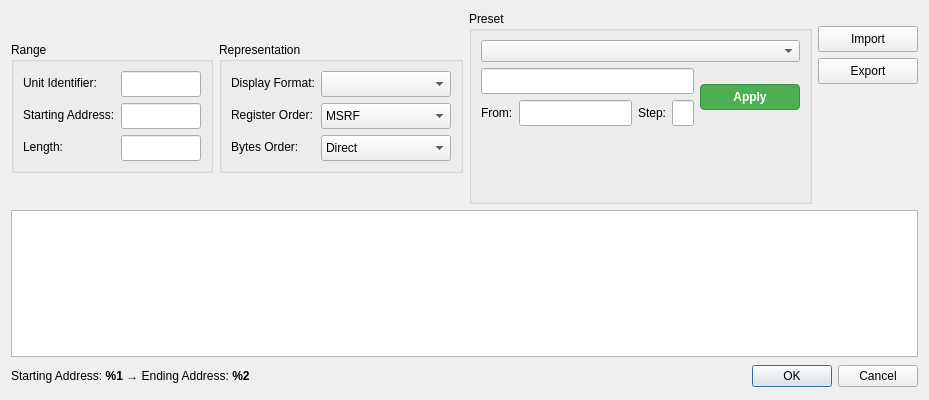
sanny32/OpenModSim, file src/dialogs/dialogforcemultipleregisters.ui: the form before one commit.
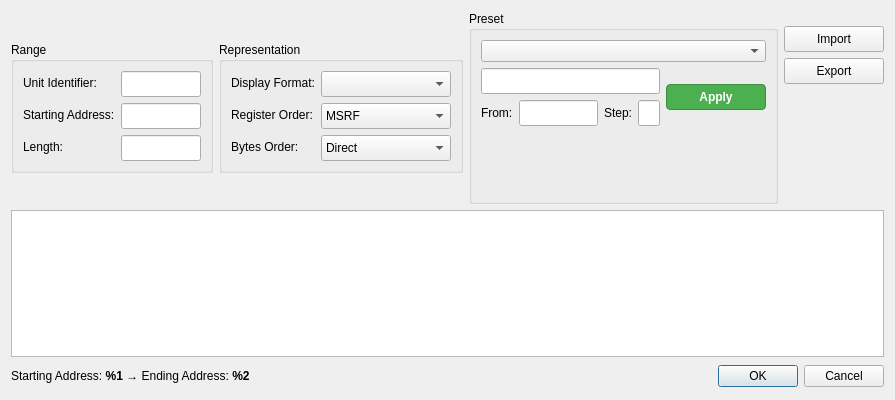
The form after the commit. Icons and pictures are not drawn. Custom widgets are drawn as their Qt base class.

```diff
--- a/src/dialogs/dialogforcemultipleregisters.ui
+++ b/src/dialogs/dialogforcemultipleregisters.ui
@@ -6,13 +6,13 @@
    <rect>
     <x>0</x>
     <y>0</y>
-    <width>929</width>
+    <width>895</width>
     <height>400</height>
    </rect>
   </property>
   <property name="minimumSize">
    <size>
-    <width>100</width>
+    <width>895</width>
     <height>26</height>
    </size>
   </property>
```
Left out of the diff: 30 changed lines with no effect on the pictures.
